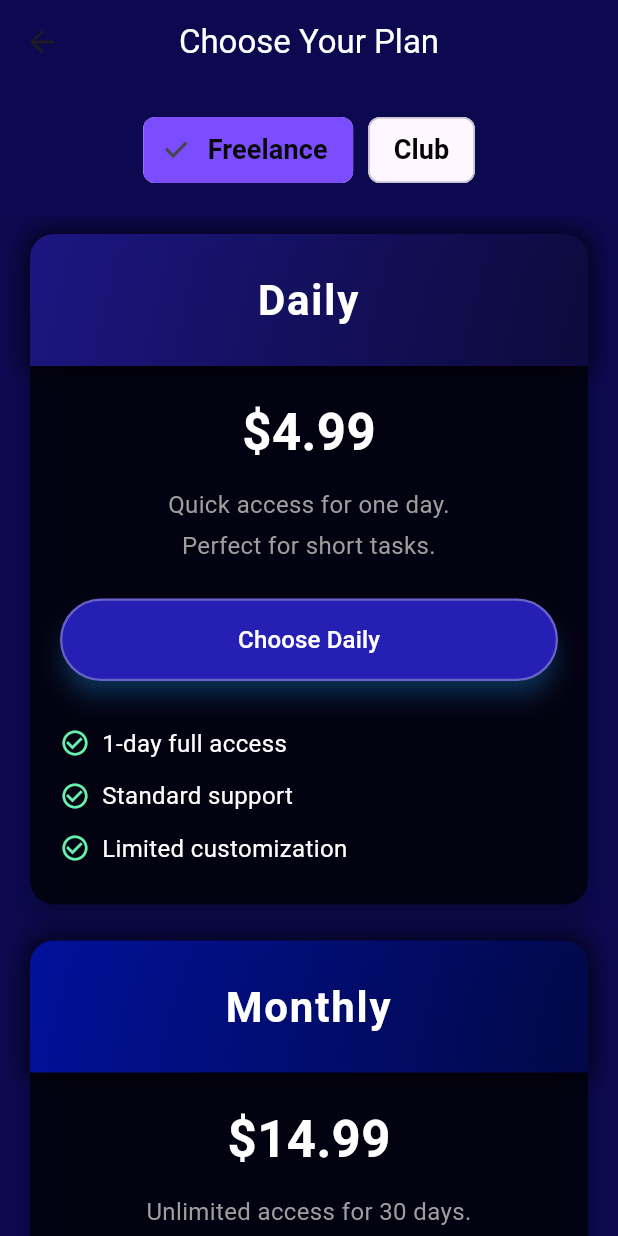
After one commit to FayrouzMahmoudOraby/Refine, a Flutter app: the screen it shows after launch, after a tap on "Check Pricing", on a phone screen of 412 x 824 dp. The commit adds this screen. Run offline on Flutter 3.47's test engine with Material 3 defaults, Android fonts, the phone set to English and light mode, and no system bars; our stand-ins replace camera, file_picker, permission_handler; Roboto replaces fonts that are missing (RobotoMono).

Commit message:
SubscriptionSystem Frontend

```diff
--- a/lib/main.dart
+++ b/lib/main.dart
@@ -1,5 +1,6 @@
 import 'package:flutter/material.dart';
 import 'pages/selection_page.dart'; // Import the Selection Page
+import 'pages/subscription_system.dart';
 
 void main() {
   runApp(const MyApp());
@@ -75,6 +76,36 @@ class HomePage extends StatelessWidget {
                   ),
                   child: const Text("Welcome"),
                 ),
+                Padding(
+                  padding: const EdgeInsets.only(top: 20.0),
+                  child: ElevatedButton(
+                    onPressed: () {
+                      Navigator.push(
+                        context,
+                        MaterialPageRoute(
+                          builder: (context) => const SubscriptionPage(),
+                        ),
+                      );
+                    },
+                    style: ElevatedButton.styleFrom(
+                      backgroundColor: Colors.white,
+                      foregroundColor: Colors.black,
+                      padding: const EdgeInsets.symmetric(
+                        horizontal: 40,
+                        vertical: 15,
+                      ),
+                      textStyle: const TextStyle(
+                        fontSize: 18,
+                        fontWeight: FontWeight.bold,
+                      ),
+                      shape: RoundedRectangleBorder(
+                        borderRadius: BorderRadius.circular(30),
+                      ),
+                      elevation: 5,
+                    ),
+                    child: const Text("Check Pricing"),
+                  ),
+                ),
               ],
             ),
           ),
--- /dev/null
+++ b/lib/pages/subscription_system.dart
@@ -0,0 +1,189 @@
+import 'package:flutter/material.dart';
+import '../widgets/PackageCard.dart'; // Adjust path as necessary
+
+class SubscriptionPage extends StatefulWidget {
+  const SubscriptionPage({super.key});
+
+  @override
+  State<SubscriptionPage> createState() => _SubscriptionPageState();
+}
+
+class _SubscriptionPageState extends State<SubscriptionPage> {
+  String selectedType = 'freelance';
+
+  @override
+  Widget build(BuildContext context) {
+    return Scaffold(
+      backgroundColor: const Color.fromARGB(
+        255,
+        12,
+        9,
+        80,
+      ), // Dark Blue Background
+      appBar: AppBar(
+        title: const Text(
+          'Choose Your Plan',
+          style: TextStyle(fontSize: 22, color: Colors.white),
+        ),
+        centerTitle: true,
+        backgroundColor: const Color.fromARGB(
+          255,
+          12,
+          9,
+          80,
+        ), // Match background color
+        elevation: 0,
+      ),
+      body: Column(
+        children: [
+          const SizedBox(height: 20),
+
+          // Toggle buttons with futuristic design
+          Row(
+            mainAxisAlignment: MainAxisAlignment.center,
+            children: [
+              ChoiceChip(
+                label: const Text(
+                  'Freelance',
+                  style: TextStyle(
+                    fontSize: 18,
+                    color: Color.fromARGB(255, 9, 9, 9),
+                    fontFamily: 'RobotoMono',
+                  ),
+                ),
+                selected: selectedType == 'freelance',
+                onSelected: (_) {
+                  setState(() => selectedType = 'freelance');
+                },
+                selectedColor: Colors.deepPurpleAccent, // Glowing AI color
+                backgroundColor: Colors.transparent,
+                labelStyle: const TextStyle(fontWeight: FontWeight.bold),
+              ),
+              const SizedBox(width: 10),
+              ChoiceChip(
+                label: const Text(
+                  'Club',
+                  style: TextStyle(
+                    fontSize: 18,
+                    color: Color.fromARGB(255, 0, 0, 0),
+                    fontFamily: 'RobotoMono',
+                  ),
+                ),
+                selected: selectedType == 'club',
+                onSelected: (_) {
+                  setState(() => selectedType = 'club');
+                },
+                selectedColor: Colors.deepPurpleAccent, // Glowing AI color
+                backgroundColor: Colors.transparent,
+                labelStyle: const TextStyle(fontWeight: FontWeight.bold),
+              ),
+            ],
+          ),
+
+          const SizedBox(height: 20),
+
+          // Content Section
+          Expanded(
+            child:
+                selectedType == 'freelance'
+                    ? ListView(
+                      children: [
+                        PackageCard(
+                          title: "Daily",
+                          headerColor: const Color.fromARGB(255, 38, 31, 179),
+                          price: "\$4.99",
+                          descriptionLine1: "Quick access for one day.",
+                          descriptionLine2: "Perfect for short tasks.",
+                          buttonText: "Choose Daily",
+                          features: [
+                            "1-day full access",
+                            "Standard support",
+                            "Limited customization",
+                          ],
+                          onButtonPressed: () {
+                            // Handle subscription logic
+                          },
+                        ),
+                        PackageCard(
+                          title: "Monthly",
+                          headerColor: const Color.fromARGB(255, 1, 24, 216),
+                          price: "\$14.99",
+                          descriptionLine1: "Unlimited access for 30 days.",
+                          descriptionLine2: "For ongoing work needs.",
+                          buttonText: "Choose Monthly",
+                          features: [
+                            "30-day full access",
+                            "Priority support",
+                            "Access to all templates",
+                          ],
+                          onButtonPressed: () {},
+                        ),
+                        PackageCard(
+                          title: "Yearly",
+                          headerColor: const Color.fromARGB(255, 27, 86, 253),
+                          price: "\$99.99",
+                          descriptionLine1: "Best value for long term use.",
+                          descriptionLine2: "Save over 40% annually.",
+                          buttonText: "Choose Yearly",
+                          features: [
+                            "365-day full access",
+                            "24/7 support",
+                            "Advanced customization",
+                          ],
+                          onButtonPressed: () {},
+                        ),
+                      ],
+                    )
+                    : Center(
+                      child: Padding(
+                        padding: const EdgeInsets.symmetric(horizontal: 30.0),
+                        child: Column(
+                          mainAxisAlignment: MainAxisAlignment.center,
+                          children: [
+                            const Icon(
+                              Icons.info_outline,
+                              size: 64,
+                              color: Colors.white,
+                            ),
+                            const SizedBox(height: 20),
+                            const Text(
+                              'For club subscriptions, please contact us to set up a custom agreement tailored to your organization.',
+                              style: TextStyle(
+                                fontSize: 18,
+                                color: Colors.white,
+                              ),
+                              textAlign: TextAlign.center,
+                            ),
+                            const SizedBox(height: 30),
+                            ElevatedButton.icon(
+                              onPressed: () {
+                                // Handle contact logic
+                              },
+                              icon: const Icon(
+                                Icons.mail_outline,
+                                color: Colors.white,
+                              ),
+                              label: const Text("Contact Us"),
+                              style: ElevatedButton.styleFrom(
+                                padding: const EdgeInsets.symmetric(
+                                  horizontal: 24,
+                                  vertical: 14,
+                                ),
+                                shape: RoundedRectangleBorder(
+                                  borderRadius: BorderRadius.circular(12),
+                                ),
+                                backgroundColor:
+                                    Colors
+                                        .deepPurpleAccent, // Updated from `primary`
+                              ),
+                            ),
+                          ],
+                        ),
+                      ),
+                    ),
+          ),
+        ],
+      ),
+    );
+  }
+}
--- /dev/null
+++ b/lib/widgets/PackageCard.dart
@@ -0,0 +1,178 @@
+import 'package:flutter/material.dart';
+
+class PackageCard extends StatelessWidget {
+  final String title;
+  final Color headerColor;
+  final String price;
+  final String descriptionLine1;
+  final String descriptionLine2;
+  final String buttonText;
+  final List<String> features;
+  final VoidCallback onButtonPressed;
+
+  const PackageCard({
+    super.key,
+    required this.title,
+    required this.headerColor,
+    required this.price,
+    required this.descriptionLine1,
+    required this.descriptionLine2,
+    required this.buttonText,
+    required this.features,
+    required this.onButtonPressed,
+  });
+
+  @override
+  Widget build(BuildContext context) {
+    return Card(
+      shape: RoundedRectangleBorder(borderRadius: BorderRadius.circular(16)),
+      elevation: 8,
+      margin: const EdgeInsets.symmetric(horizontal: 20, vertical: 12),
+      color: Colors.black.withOpacity(0.7),
+      child: Column(
+        mainAxisSize: MainAxisSize.min,
+        children: [
+          // Header with Gradient and Shadow
+          Container(
+            width: double.infinity,
+            padding: const EdgeInsets.symmetric(vertical: 24),
+            decoration: BoxDecoration(
+              gradient: LinearGradient(
+                colors: [
+                  headerColor.withOpacity(0.7),
+                  headerColor.withOpacity(0.3),
+                ],
+                begin: Alignment.topLeft,
+                end: Alignment.bottomRight,
+              ),
+              borderRadius: const BorderRadius.only(
+                topLeft: Radius.circular(16),
+                topRight: Radius.circular(16),
+              ),
+              boxShadow: [
+                BoxShadow(
+                  color: Colors.black.withOpacity(0.6),
+                  blurRadius: 12,
+                  spreadRadius: 4,
+                ),
+              ],
+            ),
+            child: Text(
+              title,
+              textAlign: TextAlign.center,
+              style: TextStyle(
+                fontSize: 28,
+                fontWeight: FontWeight.bold,
+                color: Colors.white,
+                letterSpacing: 1.2,
+                fontFamily: 'RobotoMono', // Modern font for AI theme
+              ),
+            ),
+          ),
+
+          // Content section with Padding
+          Padding(
+            padding: const EdgeInsets.all(20),
+            child: Column(
+              children: [
+                // Price Text
+                Text(
+                  price,
+                  style: const TextStyle(
+                    fontSize: 34,
+                    fontWeight: FontWeight.bold,
+                    color: Colors.white,
+                    fontFamily: 'RobotoMono', // AI-inspired font
+                  ),
+                ),
+                const SizedBox(height: 12),
+
+                // Description lines
+                Text(
+                  descriptionLine1,
+                  style: const TextStyle(fontSize: 16, color: Colors.grey),
+                  textAlign: TextAlign.center,
+                ),
+                const SizedBox(height: 4),
+                Text(
+                  descriptionLine2,
+                  style: const TextStyle(fontSize: 16, color: Colors.grey),
+                  textAlign: TextAlign.center,
+                ),
+
+                const SizedBox(height: 24),
+
+                // Professional Button with smooth hover effect
+                SizedBox(
+                  width: double.infinity,
+                  child: ElevatedButton(
+                    onPressed: onButtonPressed,
+                    style: ElevatedButton.styleFrom(
+                      shape: RoundedRectangleBorder(
+                        borderRadius: BorderRadius.circular(
+                          30,
+                        ), // Rounded edges for a modern look
+                      ),
+                      padding: const EdgeInsets.symmetric(vertical: 16),
+                      backgroundColor:
+                          headerColor, // Match header color for consistency
+                      side: BorderSide(
+                        color: Colors.white.withOpacity(0.3),
+                        width: 1.5,
+                      ),
+                      shadowColor: Colors.blue.withOpacity(0.8),
+                      elevation: 6,
+                    ),
+                    child: Text(
+                      buttonText,
+                      style: const TextStyle(
+                        fontSize: 16,
+                        fontWeight:
+                            FontWeight
+                                .w500, // Less bold for a more subtle appearance
+                        color: Colors.white,
+                        fontFamily: 'RobotoMono', // Consistent with the theme
+                      ),
+                    ),
+                  ),
+                ),
+
+                const SizedBox(height: 24),
+
+                // Feature checklist with AI-inspired icons
+                Column(
+                  crossAxisAlignment: CrossAxisAlignment.start,
+                  children:
+                      features.map((feature) {
+                        return Padding(
+                          padding: const EdgeInsets.symmetric(vertical: 6),
+                          child: Row(
+                            children: [
+                              const Icon(
+                                Icons.check_circle_outline,
+                                color: Colors.greenAccent,
+                                size: 20,
+                              ),
+                              const SizedBox(width: 8),
+                              Expanded(
+                                child: Text(
+                                  feature,
+                                  style: const TextStyle(
+                                    fontSize: 16,
+                                    color: Colors.white,
+                                  ),
+                                ),
+                              ),
+                            ],
+                          ),
+                        );
+                      }).toList(),
+                ),
+              ],
+            ),
+          ),
+        ],
+      ),
+    );
+  }
+}
```
